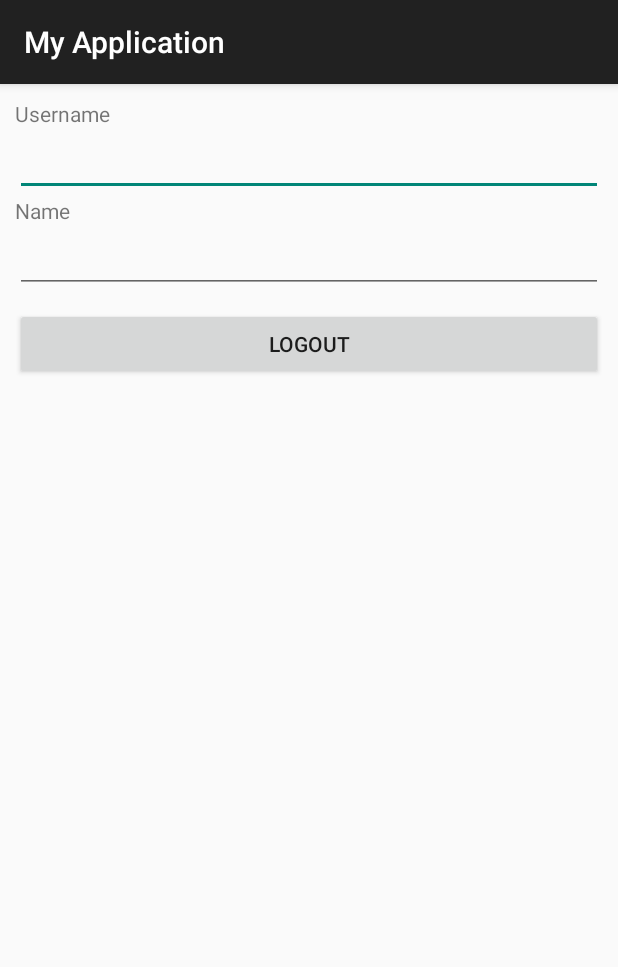
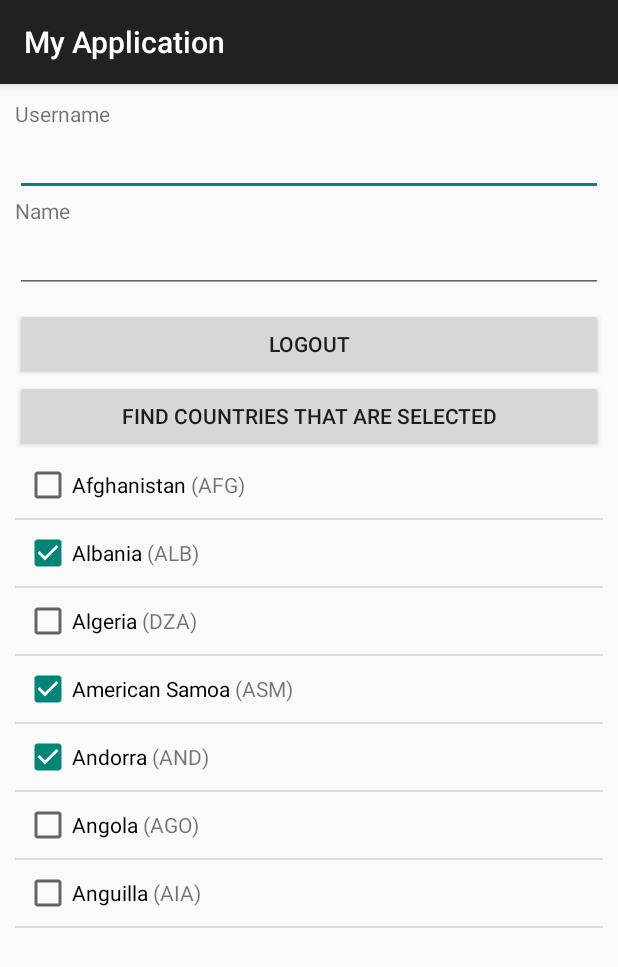
Before and after one commit to wylkerxpz/SendMensage, an Android app: the MainActivity screen opened directly, with no data from a screen before it, on a phone screen of 412 x 824 dp. Shown: the top 967 px of the screen. Run offline under Robolectric (Android 15) with nearby library versions, the phone set to English and light mode, and no system bars.

Commit message:
Acrescimo de listview correto

```diff
--- /dev/null
+++ b/App/MyApplication/app/src/main/java/br/com/nwms/myapplication/Country.java
@@ -0,0 +1,36 @@
+package br.com.nwms.myapplication;
+
+public class Country {
+
+    String code = null;
+    String name = null;
+    boolean selected = false;
+
+    public Country(String code, String name, boolean selected) {
+        super();
+        this.code = code;
+        this.name = name;
+        this.selected = selected;
+    }
+
+    public String getCode() {
+        return code;
+    }
+    public void setCode(String code) {
+        this.code = code;
+    }
+    public String getName() {
+        return name;
+    }
+    public void setName(String name) {
+        this.name = name;
+    }
+
+    public boolean isSelected() {
+        return selected;
+    }
+    public void setSelected(boolean selected) {
+        this.selected = selected;
+    }
+
+}
--- a/App/MyApplication/app/src/main/java/br/com/nwms/myapplication/MainActivity.java
+++ b/App/MyApplication/app/src/main/java/br/com/nwms/myapplication/MainActivity.java
@@ -1,11 +1,23 @@
 package br.com.nwms.myapplication;
 
+import android.content.Context;
 import android.content.Intent;
 import android.os.Bundle;
 import android.support.v7.app.ActionBarActivity;
+import android.util.Log;
+import android.view.LayoutInflater;
 import android.view.View;
+import android.view.ViewGroup;
+import android.widget.AdapterView;
+import android.widget.ArrayAdapter;
 import android.widget.Button;
+import android.widget.CheckBox;
 import android.widget.EditText;
+import android.widget.ListView;
+import android.widget.TextView;
+import android.widget.Toast;
+
+import java.util.ArrayList;
 
 
 public class MainActivity extends ActionBarActivity implements View.OnClickListener{
@@ -13,6 +25,8 @@ public class MainActivity extends ActionBarActivity implements View.OnClickListe
     UserLocalStore userLocalStore;
     EditText etName, etUsername;
     Button bLogout;
+
+    MyCustomAdapter dataAdapter = null;
 
     @Override
     protected void onCreate(Bundle savedInstanceState) {
@@ -26,6 +40,11 @@ public class MainActivity extends ActionBarActivity implements View.OnClickListe
         bLogout.setOnClickListener(this);
 
         userLocalStore = new UserLocalStore(this);
+
+        //Generate list View from ArrayList
+        displayListView();
+
+        checkButtonClick();
     }
 
     @Override
@@ -62,4 +81,131 @@ public class MainActivity extends ActionBarActivity implements View.OnClickListe
         etUsername.setText(user.username);
         etName.setText(user.name);
     }
+
+    private void displayListView() {
+
+        //Array list of countries
+        ArrayList<Country> countryList = new ArrayList<Country>();
+        Country country = new Country("AFG","Afghanistan",false);
+        countryList.add(country);
+        country = new Country("ALB","Albania",true);
+        countryList.add(country);
+        country = new Country("DZA","Algeria",false);
+        countryList.add(country);
+        country = new Country("ASM","American Samoa",true);
+        countryList.add(country);
+        country = new Country("AND","Andorra",true);
+        countryList.add(country);
+        country = new Country("AGO","Angola",false);
+        countryList.add(country);
+        country = new Country("AIA","Anguilla",false);
+        countryList.add(country);
+
+        //create an ArrayAdaptar from the String Array
+        dataAdapter = new MyCustomAdapter(this,
+                R.layout.disciplinas_info, countryList);
+        ListView listView = (ListView) findViewById(R.id.listView1);
+        // Assign adapter to ListView
+        listView.setAdapter(dataAdapter);
+
+
+        listView.setOnItemClickListener(new AdapterView.OnItemClickListener() {
+            public void onItemClick(AdapterView<?> parent, View view,
+                                    int position, long id) {
+                // When clicked, show a toast with the TextView text
+                Country country = (Country) parent.getItemAtPosition(position);
+                Toast.makeText(getApplicationContext(),
+                        "Clicked on Row: " + country.getName(),
+                        Toast.LENGTH_LONG).show();
+            }
+        });
+
+    }
+
+    private class MyCustomAdapter extends ArrayAdapter<Country> {
+
+        private ArrayList<Country> countryList;
+
+        public MyCustomAdapter(Context context, int textViewResourceId,
+                               ArrayList<Country> countryList) {
+            super(context, textViewResourceId, countryList);
+            this.countryList = new ArrayList<Country>();
+            this.countryList.addAll(countryList);
+        }
+
+        private class ViewHolder {
+            TextView code;
+            CheckBox name;
+        }
+
+        @Override
+        public View getView(int position, View convertView, ViewGroup parent) {
+
+            ViewHolder holder = null;
+            Log.v("ConvertView", String.valueOf(position));
+
+            if (convertView == null) {
+                LayoutInflater vi = (LayoutInflater)getSystemService(
+                        Context.LAYOUT_INFLATER_SERVICE);
+                convertView = vi.inflate(R.layout.disciplinas_info, null);
+
+                holder = new ViewHolder();
+                holder.code = (TextView) convertView.findViewById(R.id.code);
+                holder.name = (CheckBox) convertView.findViewById(R.id.checkBox1);
+                convertView.setTag(holder);
+
+                holder.name.setOnClickListener( new View.OnClickListener() {
+                    public void onClick(View v) {
+                        CheckBox cb = (CheckBox) v ;
+                        Country country = (Country) cb.getTag();
+                        Toast.makeText(getApplicationContext(),
+                                "Clicked on Checkbox: " + cb.getText() +
+                                        " is " + cb.isChecked(),
+                                Toast.LENGTH_LONG).show();
+                        country.setSelected(cb.isChecked());
+                    }
+                });
+            }
+            else {
+                holder = (ViewHolder) convertView.getTag();
+            }
+
+            Country country = countryList.get(position);
+            holder.code.setText(" (" +  country.getCode() + ")");
+            holder.name.setText(country.getName());
+            holder.name.setChecked(country.isSelected());
+            holder.name.setTag(country);
+
+            return convertView;
+
+        }
+
+    }
+
+    private void checkButtonClick() {
+
+        Button myButton = (Button) findViewById(R.id.findSelected);
+        myButton.setOnClickListener(new View.OnClickListener() {
+
+            @Override
+            public void onClick(View v) {
+
+                StringBuffer responseText = new StringBuffer();
+                responseText.append("The following were selected...\n");
+
+                ArrayList<Country> countryList = dataAdapter.countryList;
+                for (int i = 0; i < countryList.size(); i++) {
+                    Country country = countryList.get(i);
+                    if (country.isSelected()) {
+                        responseText.append("\n" + country.getName());
+                    }
+                }
+
+                Toast.makeText(getApplicationContext(),
+                        responseText, Toast.LENGTH_LONG).show();
+
+            }
+        });
+
+    }
 }
--- a/App/MyApplication/app/src/main/res/layout/activity_main.xml
+++ b/App/MyApplication/app/src/main/res/layout/activity_main.xml
@@ -31,4 +31,13 @@
         android:layout_width="match_parent"
         android:text="Logout"
         android:layout_height="wrap_content" />
+
+    <Button
+        android:id="@+id/findSelected"
+        android:layout_width="match_parent"
+        android:layout_height="wrap_content"
+        android:text="Find countries that are Selected" />
+
+    <ListView android:id="@+id/listView1" android:layout_width="fill_parent"
+        android:layout_height="fill_parent" />
 </LinearLayout>
--- /dev/null
+++ b/App/MyApplication/app/src/main/res/layout/disciplinas_info.xml
@@ -0,0 +1,26 @@
+<?xml version="1.0" encoding="utf-8"?>
+<RelativeLayout xmlns:android="http://schemas.android.com/apk/res/android"
+    android:layout_width="fill_parent"
+    android:layout_height="wrap_content"
+    android:orientation="vertical"
+    android:padding="6dip" >
+
+    <CheckBox
+        android:id="@+id/checkBox1"
+        android:layout_width="wrap_content"
+        android:layout_height="wrap_content"
+        android:layout_alignParentLeft="true"
+        android:focusable="false"
+        android:focusableInTouchMode="false"
+        android:text="CheckBox" />
+
+    <TextView
+        android:id="@+id/code"
+        android:layout_width="wrap_content"
+        android:layout_height="wrap_content"
+        android:layout_alignBaseline="@+id/checkBox1"
+        android:layout_alignBottom="@+id/checkBox1"
+        android:layout_toRightOf="@+id/checkBox1"
+        android:text="TextView" />
+
+</RelativeLayout>
--- a/App/MyApplication/app/src/main/res/values/strings.xml
+++ b/App/MyApplication/app/src/main/res/values/strings.xml
@@ -5,4 +5,5 @@
     <string name="action_settings">Settings</string>
     <string name="title_activity_login">Login</string>
     <string name="title_activity_register">Register</string>
+    <string name="some_text">Some North American Countries!</string>
 </resources>
```
